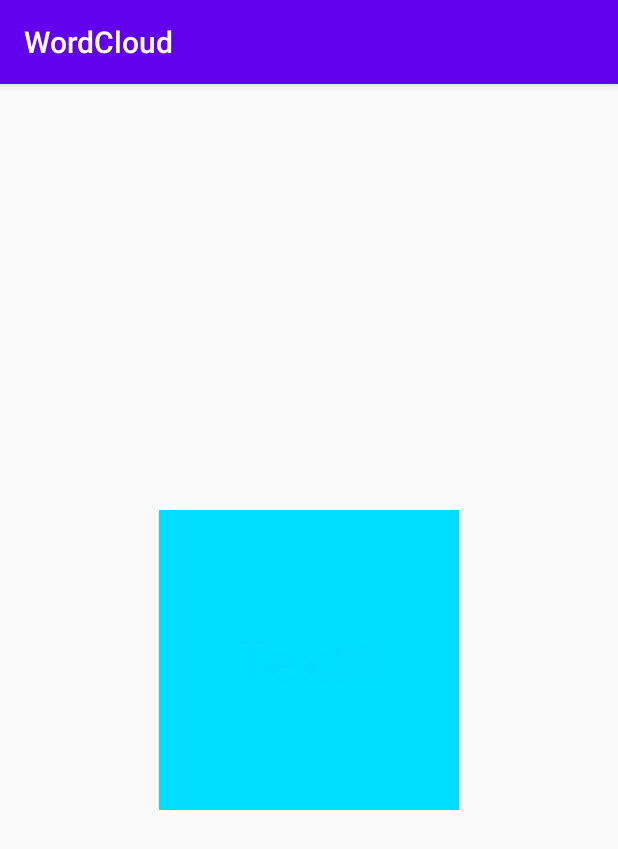
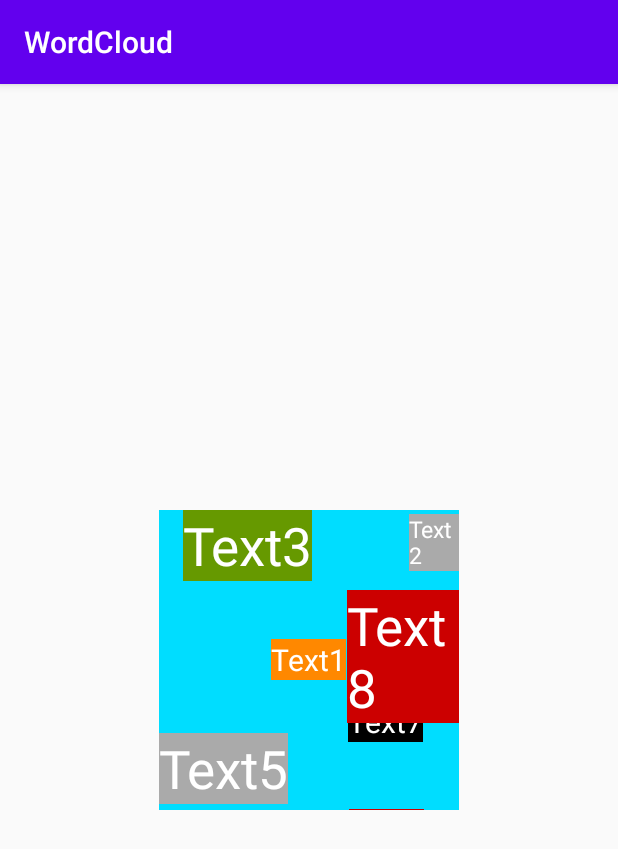
Before and after one commit to lionlions/WordCloud, an Android app: the screen it shows after launch (MainActivity), on a phone screen of 412 x 824 dp. Shown: the top 849 px of the screen. Run offline under Robolectric (Android 15) with nearby library versions, the phone set to English and light mode, and no system bars.

Commit message:
commit change
commit change

```diff
--- a/app/src/main/java/com/cindy/wordcloud/MainActivity.kt
+++ b/app/src/main/java/com/cindy/wordcloud/MainActivity.kt
@@ -3,20 +3,22 @@ package com.cindy.wordcloud
 import androidx.appcompat.app.AppCompatActivity
 import android.os.Bundle
 import android.util.Log
-import android.view.ViewGroup
 import android.view.ViewGroup.LayoutParams.WRAP_CONTENT
 import android.view.ViewTreeObserver
 import android.widget.RelativeLayout
 import android.widget.TextView
+import androidx.core.content.ContextCompat
 import kotlinx.android.synthetic.main.activity_main.*
 import kotlin.random.Random
 
 class MainActivity : AppCompatActivity() {
 
     private val TAG: String = javaClass.simpleName
-    private val mColorList: ArrayList<Int> = arrayListOf(
+    private val mRootXArray: MutableList<Int> = mutableListOf()
+    private val mRootYArray: MutableList<Int> = mutableListOf()
+    private val mWordCloudTextViewList: MutableList<TextView> = mutableListOf()
+    private val mColorList: MutableList<Int> = mutableListOf(
         android.R.color.background_dark,
-        android.R.color.background_light,
         android.R.color.holo_red_dark,
         android.R.color.holo_blue_dark,
         android.R.color.holo_green_dark,
@@ -24,6 +26,14 @@ class MainActivity : AppCompatActivity() {
         android.R.color.holo_orange_dark,
         android.R.color.holo_purple
     )
+    private val mWordCloudTextSizeList: MutableList<Float> = mutableListOf(
+        35f, 20f, 15f
+    )
+    private val mWordCloudTextList: MutableList<String> = mutableListOf(
+        "Text1", "Text2", "Text3", "Text4", "Text5", "Text6", "Text7", "Text8", "Text9", "Text10",
+        "Text11", "Text12", "Text13", "Text14", "Text15", "Text16", "Text17", "Text18", "Text19", "Text20"
+    )
+    private var mWordCloudTextViewDownCount: Int = 0
 
     override fun onCreate(savedInstanceState: Bundle?) {
         super.onCreate(savedInstanceState)
@@ -41,25 +51,50 @@ class MainActivity : AppCompatActivity() {
                 Log.w(TAG, "width: ${vRoot.width}")
                 Log.w(TAG, "height: ${vRoot.height}")
                 vRoot.viewTreeObserver.removeOnGlobalLayoutListener(this)
+                for (i in 0 until vRoot.width){
+                    mRootXArray.add(i)
+                }
+                for (i in 0 until vRoot.height){
+                    mRootYArray.add(i)
+                }
+                setTextView()
 
             }
         })
-        setFirstTextView()
 
     }
 
-    fun setFirstTextView(){
+    fun setTextView(x: Int = -1, y: Int = -1){
+        Log.v(TAG, "===== setTextView =====")
+        Log.w(TAG, "mWordCloudTextViewDownCount: $mWordCloudTextViewDownCount")
+        Log.w(TAG, "x: $x")
+        Log.w(TAG, "y: $y")
+
+        if(mWordCloudTextViewDownCount==mWordCloudTextList.size){
+            return
+        }
         val textView: TextView = TextView(this)
         val layoutParams: RelativeLayout.LayoutParams = RelativeLayout.LayoutParams(WRAP_CONTENT, WRAP_CONTENT)
-        layoutParams.addRule(RelativeLayout.CENTER_IN_PARENT)
+        if(mWordCloudTextViewDownCount==0){
+            layoutParams.addRule(RelativeLayout.CENTER_IN_PARENT)
+        }else{
+            if(x!=-1){
+                layoutParams.leftMargin= x
+            }
+            if(y!=-1){
+                layoutParams.topMargin = y
+            }
+
+        }
         textView.layoutParams = layoutParams
-        textView.text = "Text1"
-        textView.textSize = 40f
-        val randomColor = getRandomColor()
-        Log.d(TAG, "mColorList: $mColorList")
-        Log.d(TAG, "randomColor: $randomColor")
-        textView.setTextColor(randomColor)
+        textView.id = R.id.word_cloud + mWordCloudTextViewDownCount
+        textView.text = mWordCloudTextList[mWordCloudTextViewDownCount]
+        textView.textSize = getRandomItemInList(mWordCloudTextSizeList) as Float
+        val randomColor = getRandomItemInList(mColorList)
+        textView.setBackgroundColor(ContextCompat.getColor(this, randomColor as Int))
+        textView.setTextColor(ContextCompat.getColor(this, android.R.color.white))
         vRoot.addView(textView)
+        mWordCloudTextViewDownCount++
         textView.viewTreeObserver.addOnGlobalLayoutListener(object: ViewTreeObserver.OnGlobalLayoutListener{
             override fun onGlobalLayout() {
 
@@ -72,12 +107,109 @@ class MainActivity : AppCompatActivity() {
                 Log.i(TAG, "width: ${textView.width}")
                 Log.i(TAG, "height: ${textView.height}")
                 textView.viewTreeObserver.removeOnGlobalLayoutListener(this)
+                if(!checkOverLapping(textView)){
+                    for (i in textView.left .. textView.right){
+                        if(mRootXArray.contains(i)){
+                            mRootXArray.remove(i)
+                        }
+                    }
+                    for (i in textView.top .. textView.bottom){
+                        if(mRootYArray.contains(i)){
+                            mRootYArray.remove(i)
+                        }
+                    }
+                    Log.i(TAG, "mRootXArray: $mRootXArray")
+                    Log.i(TAG, "mRootYArray: $mRootYArray")
+                    mWordCloudTextViewList.add(textView)
+                }else{
+                    vRoot.removeView(textView)
+                    mWordCloudTextViewDownCount--
+                }
+                if(mRootXArray.size>0 && mRootYArray.size>0){
+                    val nextX: Int = getRandomItemInList(mRootXArray) as Int
+                    val nextY: Int = getRandomItemInList(mRootYArray) as Int
+                    setTextView(nextX, nextY)
+                }
 
             }
         })
 
     }
 
-    fun getRandomColor() = mColorList[Random.nextInt(0, mColorList.size)]
+    fun getRandomItemInList(list: MutableList<*>) = list[Random.nextInt(0, list.size)]
 
+    fun checkOverLapping(textView: TextView): Boolean{
+        var isXOverLapping: Boolean = false
+        var isYOverLapping: Boolean = false
+        var overLapWidth: Int = 0
+        var overLapHeight: Int = 0
+
+        for(item in mWordCloudTextViewList){
+            Log.d(TAG, "X: ${item.x}")
+            Log.d(TAG, "Y: ${item.y}")
+            Log.d(TAG, "z: ${item.z}")
+            Log.d(TAG, "left: ${item.left}")
+            Log.d(TAG, "top: ${item.top}")
+            Log.d(TAG, "right: ${item.right}")
+            Log.d(TAG, "bottom: ${item.bottom}")
+            Log.d(TAG, "width: ${item.width}")
+            Log.d(TAG, "height: ${item.height}")
+
+            outSite@for(i in item.left .. item.right){
+                inSite@for(j in textView.left .. textView.right){
+                    if(i==j){
+                        isXOverLapping = true
+                        break@outSite
+                    }
+                }
+            }
+
+            outSite@for(i in item.top .. item.bottom){
+                inSite@for(j in textView.top .. textView.bottom){
+                    if(i==j){
+                        isYOverLapping = true
+                        break@outSite
+                    }
+                }
+            }
+
+            if(isXOverLapping && isYOverLapping){
+                Log.i(TAG, "重疊了，計算重覆面積")
+                overLapWidth = if(item.left <= textView.left){
+                    if(item.right <= textView.right){
+                        item.width - textView.left
+                    }else{
+                        textView.width
+                    }
+                }else{
+                    if(item.right <= textView.right){
+                        textView.right - item.left
+                    }else{
+                        item.width
+                    }
+                }
+
+                overLapHeight = if(item.top <= textView.top){
+                    if(item.bottom <= textView.bottom){
+                        item.height - textView.top
+                    }else{
+                        textView.height
+                    }
+                }else{
+                    if(item.bottom <= textView.bottom){
+                        item.height
+                    }else{
+                        textView.bottom - item.top
+                    }
+                }
+
+                Log.e(TAG, "overLapWidth: $overLapWidth")
+                Log.e(TAG, "overLapHeight: $overLapHeight")
+                if(overLapWidth * overLapHeight >= (item.width * item.height + textView.width * textView.height) / 3 * 2) return true
+
+            }
+
+        }
+        return false
+    }
 }
--- /dev/null
+++ b/app/src/main/res/values/ids.xml
@@ -0,0 +1,4 @@
+<?xml version="1.0" encoding="utf-8"?>
+<resources>
+    <item name="word_cloud" type="id" />
+</resources>
```
